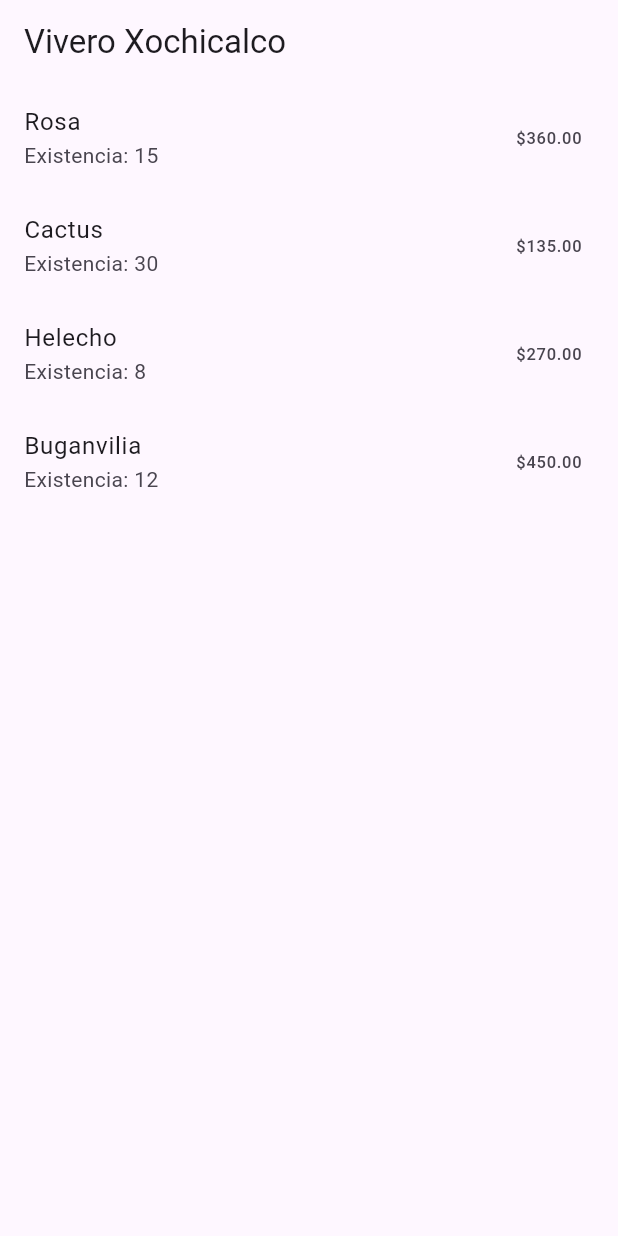
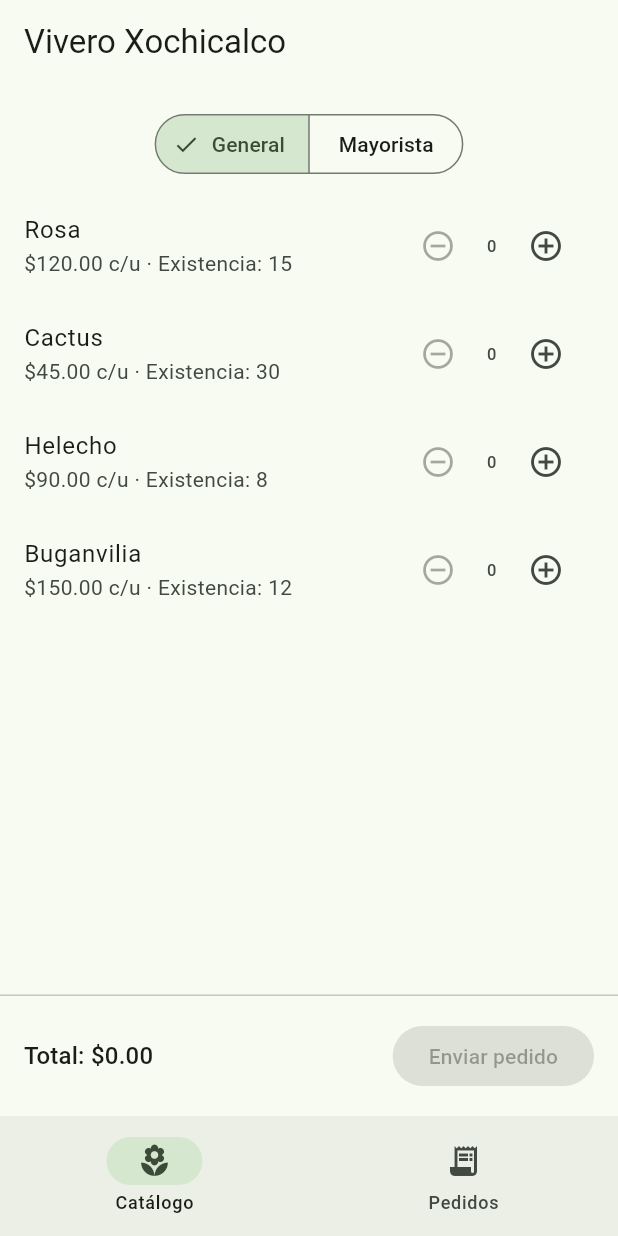
Before and after one commit to dsanchezz/vivero_app_movil, a Flutter app: the screen it shows after launch, on a phone screen of 412 x 824 dp. Run offline on Flutter 3.47's test engine with Material 3 defaults, Android fonts, the phone set to English and light mode, and no system bars.

Commit message:
Agrega UI del flujo de pedidos y fija el total al confirmar
Catálogo con tipo de cliente, cantidades por planta (hasta la existencia),
subtotal en vivo y envío del pedido. Vista de la encargada con el control de
promoción de temporada, confirmar/rechazar pedidos y corte del día.

PedidoService.confirmar guarda el total en Pedido.totalCobrado y
corteDelDia suma ese valor, así el corte ya no cambia si la promoción se
activa o desactiva después de confirmar.

Actualiza el README con las pantallas, las pruebas y la rama nueva.

```diff
--- a/lib/main.dart
+++ b/lib/main.dart
@@ -1,9 +1,10 @@
 import 'package:flutter/material.dart';
 
-import 'data/catalogo_local.dart';
-import 'models/partida.dart';
-import 'models/tipo_cliente.dart';
+import 'models/pedido.dart';
+import 'screens/catalogo_screen.dart';
+import 'screens/pedidos_screen.dart';
 import 'services/carrito_service.dart';
+import 'services/pedido_service.dart';
 
 void main() {
   runApp(const MainApp());
@@ -16,40 +17,64 @@ class MainApp extends StatelessWidget {
   Widget build(BuildContext context) {
     return MaterialApp(
       title: 'Vivero Xochicalco',
-      home: CatalogoScreen(),
+      theme: ThemeData(colorSchemeSeed: Colors.green),
+      home: const InicioScreen(),
     );
   }
 }
 
-/// Pantalla de catálogo del cliente: precio y disponibilidad por planta,
-/// usando datos locales mientras no hay servidor disponible.
-class CatalogoScreen extends StatelessWidget {
-  CatalogoScreen({super.key});
+/// Contenedor con las dos vistas de la app. Los servicios viven aquí para que
+/// catálogo y pedidos compartan el mismo estado mientras no hay servidor.
+class InicioScreen extends StatefulWidget {
+  const InicioScreen({super.key});
 
+  @override
+  State<InicioScreen> createState() => _InicioScreenState();
+}
+
+class _InicioScreenState extends State<InicioScreen> {
   final CarritoService _carrito = CarritoService();
+  final PedidoService _pedidos = PedidoService();
+  int _pestana = 0;
+
+  void _refrescar() => setState(() {});
 
   @override
   Widget build(BuildContext context) {
-    final partidas = CatalogoLocal.plantas
-        .map((planta) => Partida(planta: planta, cantidad: 3))
-        .toList();
+    final pendientes = _pedidos.pedidos
+        .where((p) => p.estado == EstadoPedido.pendiente)
+        .length;
 
     return Scaffold(
       appBar: AppBar(title: const Text('Vivero Xochicalco')),
-      body: ListView.builder(
-        itemCount: partidas.length,
-        itemBuilder: (context, index) {
-          final partida = partidas[index];
-          final subtotal = _carrito.calcularSubtotalPartida(
-            partida,
-            TipoCliente.general,
-          );
-          return ListTile(
-            title: Text(partida.planta.nombre),
-            subtitle: Text('Existencia: ${partida.planta.existencia}'),
-            trailing: Text('\$${subtotal.toStringAsFixed(2)}'),
-          );
-        },
+      body: IndexedStack(
+        index: _pestana,
+        children: [
+          CatalogoScreen(
+            carrito: _carrito,
+            pedidos: _pedidos,
+            onCambio: _refrescar,
+          ),
+          PedidosScreen(pedidos: _pedidos, onCambio: _refrescar),
+        ],
+      ),
+      bottomNavigationBar: NavigationBar(
+        selectedIndex: _pestana,
+        onDestinationSelected: (i) => setState(() => _pestana = i),
+        destinations: [
+          const NavigationDestination(
+            icon: Icon(Icons.local_florist),
+            label: 'Catálogo',
+          ),
+          NavigationDestination(
+            icon: Badge(
+              isLabelVisible: pendientes > 0,
+              label: Text('$pendientes'),
+              child: const Icon(Icons.receipt_long),
+            ),
+            label: 'Pedidos',
+          ),
+        ],
       ),
     );
   }
--- a/lib/models/pedido.dart
+++ b/lib/models/pedido.dart
@@ -9,6 +9,11 @@ class Pedido {
   final TipoCliente tipoCliente;
   EstadoPedido estado;
 
+  /// Total fijado al confirmar. El corte del día suma este valor en vez de
+  /// recalcular, para que un cambio posterior en la promoción no altere lo
+  /// que ya se cobró.
+  double? totalCobrado;
+
   Pedido({
     required this.id,
     required this.partidas,
--- /dev/null
+++ b/lib/screens/catalogo_screen.dart
@@ -0,0 +1,145 @@
+import 'package:flutter/material.dart';
+
+import '../data/catalogo_local.dart';
+import '../models/partida.dart';
+import '../models/planta.dart';
+import '../models/tipo_cliente.dart';
+import '../services/carrito_service.dart';
+import '../services/pedido_service.dart';
+import '../services/promocion_service.dart';
+import 'formato.dart';
+
+/// Catálogo del cliente o del mostrador: se elige el tipo de cliente, se arman
+/// las partidas con su subtotal en vivo y se envía el pedido a la encargada.
+class CatalogoScreen extends StatefulWidget {
+  const CatalogoScreen({
+    super.key,
+    required this.carrito,
+    required this.pedidos,
+    required this.onCambio,
+  });
+
+  final CarritoService carrito;
+  final PedidoService pedidos;
+  final VoidCallback onCambio;
+
+  @override
+  State<CatalogoScreen> createState() => _CatalogoScreenState();
+}
+
+class _CatalogoScreenState extends State<CatalogoScreen> {
+  TipoCliente _tipoCliente = TipoCliente.general;
+
+  void _cambiarCantidad(Planta planta, int cantidad) {
+    widget.carrito.cambiarCantidad(planta, cantidad);
+    widget.onCambio();
+  }
+
+  void _enviarPedido() {
+    final pedido = widget.pedidos.crearPedido(
+      widget.carrito.partidas,
+      _tipoCliente,
+    );
+    widget.carrito.vaciar();
+    widget.onCambio();
+    ScaffoldMessenger.of(context).showSnackBar(
+      SnackBar(content: Text('Pedido ${pedido.id} enviado a la encargada')),
+    );
+  }
+
+  @override
+  Widget build(BuildContext context) {
+    final carrito = widget.carrito;
+
+    return Column(
+      children: [
+        Padding(
+          padding: const EdgeInsets.fromLTRB(16, 16, 16, 8),
+          child: SegmentedButton<TipoCliente>(
+            segments: [
+              for (final tipo in TipoCliente.values)
+                ButtonSegment(
+                  value: tipo,
+                  label: Text(nombreTipoCliente(tipo)),
+                ),
+            ],
+            selected: {_tipoCliente},
+            onSelectionChanged: (seleccion) =>
+                setState(() => _tipoCliente = seleccion.first),
+          ),
+        ),
+        if (PromocionService.temporadaActiva)
+          const Padding(
+            padding: EdgeInsets.symmetric(horizontal: 16),
+            child: Chip(
+              avatar: Icon(Icons.local_offer, size: 18),
+              label: Text('Promoción de temporada activa'),
+            ),
+          ),
+        Expanded(
+          child: ListView(
+            children: [
+              for (final planta in CatalogoLocal.plantas) _filaPlanta(planta),
+            ],
+          ),
+        ),
+        const Divider(height: 1),
+        Padding(
+          padding: const EdgeInsets.all(16),
+          child: Row(
+            children: [
+              Expanded(
+                child: Text(
+                  'Total: ${formatoPrecio(carrito.calcularTotal(_tipoCliente))}',
+                  style: Theme.of(context).textTheme.titleMedium,
+                ),
+              ),
+              FilledButton(
+                onPressed: carrito.partidas.isEmpty ? null : _enviarPedido,
+                child: const Text('Enviar pedido'),
+              ),
+            ],
+          ),
+        ),
+      ],
+    );
+  }
+
+  Widget _filaPlanta(Planta planta) {
+    final cantidad = widget.carrito.cantidadDe(planta);
+    final subtotal = widget.carrito.calcularSubtotalPartida(
+      Partida(planta: planta, cantidad: cantidad),
+      _tipoCliente,
+    );
+
+    return ListTile(
+      title: Text(planta.nombre),
+      subtitle: Text(
+        '${formatoPrecio(planta.precioBase)} c/u · Existencia: ${planta.existencia}'
+        '${cantidad > 0 ? '\nSubtotal: ${formatoPrecio(subtotal)}' : ''}',
+      ),
+      isThreeLine: cantidad > 0,
+      trailing: Row(
+        mainAxisSize: MainAxisSize.min,
+        children: [
+          IconButton(
+            icon: const Icon(Icons.remove_circle_outline),
+            onPressed: cantidad > 0
+                ? () => _cambiarCantidad(planta, cantidad - 1)
+                : null,
+          ),
+          SizedBox(
+            width: 24,
+            child: Text('$cantidad', textAlign: TextAlign.center),
+          ),
+          IconButton(
+            icon: const Icon(Icons.add_circle_outline),
+            onPressed: cantidad < planta.existencia
+                ? () => _cambiarCantidad(planta, cantidad + 1)
+                : null,
+          ),
+        ],
+      ),
+    );
+  }
+}
--- /dev/null
+++ b/lib/screens/formato.dart
@@ -0,0 +1,15 @@
+import '../models/pedido.dart';
+import '../models/tipo_cliente.dart';
+
+String formatoPrecio(double monto) => '\$${monto.toStringAsFixed(2)}';
+
+String nombreTipoCliente(TipoCliente tipo) => switch (tipo) {
+  TipoCliente.general => 'General',
+  TipoCliente.mayorista => 'Mayorista',
+};
+
+String nombreEstado(EstadoPedido estado) => switch (estado) {
+  EstadoPedido.pendiente => 'Pendiente',
+  EstadoPedido.confirmado => 'Confirmado',
+  EstadoPedido.rechazado => 'Rechazado',
+};
--- a/lib/services/carrito_service.dart
+++ b/lib/services/carrito_service.dart
@@ -1,4 +1,5 @@
 import '../models/partida.dart';
+import '../models/planta.dart';
 import '../models/tipo_cliente.dart';
 import 'pricing/calculadora_precio.dart';
 import 'promocion_service.dart';
@@ -15,6 +16,27 @@ class CarritoService {
 
   void quitar(Partida partida) => _partidas.remove(partida);
 
+  void vaciar() => _partidas.clear();
+
+  int cantidadDe(Planta planta) {
+    for (final partida in _partidas) {
+      if (partida.planta.id == planta.id) return partida.cantidad;
+    }
+    return 0;
+  }
+
+  /// Deja una sola partida de [planta] con [cantidad]; con 0 la quita.
+  void cambiarCantidad(Planta planta, int cantidad) {
+    final indice = _partidas.indexWhere((p) => p.planta.id == planta.id);
+    if (indice == -1) {
+      if (cantidad > 0) agregar(Partida(planta: planta, cantidad: cantidad));
+    } else if (cantidad > 0) {
+      _partidas[indice] = Partida(planta: planta, cantidad: cantidad);
+    } else {
+      quitar(_partidas[indice]);
+    }
+  }
+
   double calcularSubtotalPartida(Partida partida, TipoCliente tipoCliente) {
     return _calculadoraPrecio.calcularPrecioPartida(
       partida,
--- a/lib/services/pedido_service.dart
+++ b/lib/services/pedido_service.dart
@@ -1,4 +1,6 @@
+import '../models/partida.dart';
 import '../models/pedido.dart';
+import '../models/tipo_cliente.dart';
 import 'pricing/calculadora_precio.dart';
 import 'promocion_service.dart';
 
@@ -9,10 +11,23 @@ import 'promocion_service.dart';
 class PedidoService {
   final List<Pedido> _pedidos = [];
   final CalculadoraPrecio _calculadoraPrecio = CalculadoraPrecio();
+  int _consecutivo = 0;
 
   List<Pedido> get pedidos => List.unmodifiable(_pedidos);
 
   void registrar(Pedido pedido) => _pedidos.add(pedido);
+
+  /// Registra un pedido pendiente con las partidas del carrito.
+  Pedido crearPedido(List<Partida> partidas, TipoCliente tipoCliente) {
+    _consecutivo++;
+    final pedido = Pedido(
+      id: 'P-${_consecutivo.toString().padLeft(3, '0')}',
+      partidas: List.of(partidas),
+      tipoCliente: tipoCliente,
+    );
+    registrar(pedido);
+    return pedido;
+  }
 
   double calcularTotalPedido(Pedido pedido) {
     final promocionActiva = PromocionService.temporadaActiva;
@@ -28,6 +43,7 @@ class PedidoService {
   }
 
   Pedido confirmar(Pedido pedido) {
+    pedido.totalCobrado = calcularTotalPedido(pedido);
     pedido.estado = EstadoPedido.confirmado;
     return pedido;
   }
@@ -37,9 +53,15 @@ class PedidoService {
     return pedido;
   }
 
+  /// Suma lo cobrado en cada pedido confirmado, no un recálculo con la
+  /// promoción vigente ahora.
   double corteDelDia() {
     return _pedidos
         .where((p) => p.estado == EstadoPedido.confirmado)
-        .fold(0.0, (total, pedido) => total + calcularTotalPedido(pedido));
+        .fold(
+          0.0,
+          (total, pedido) =>
+              total + (pedido.totalCobrado ?? calcularTotalPedido(pedido)),
+        );
   }
 }
```
Also changed, not shown: lib/screens/pedidos_screen.dart (added, +117 -0 lines), 3 other files.
